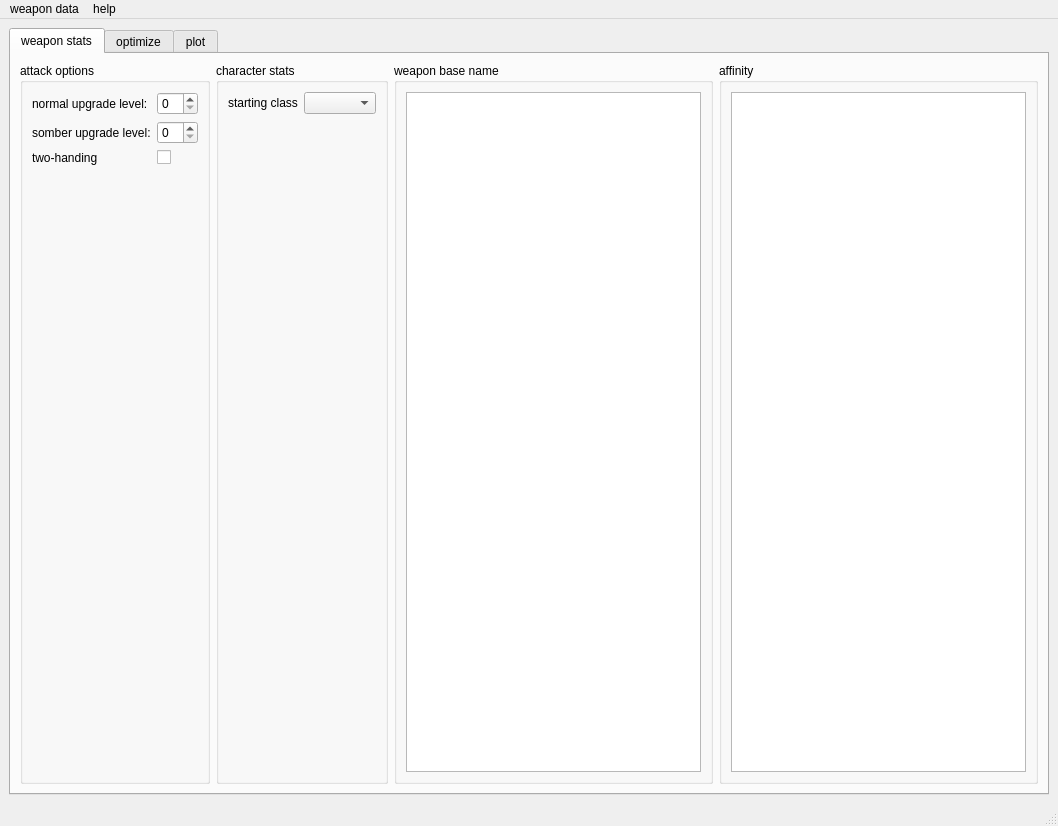
Old version of the form app/main_window.ui in the repository hanslhansl/elden-ring-damage-optimizer.
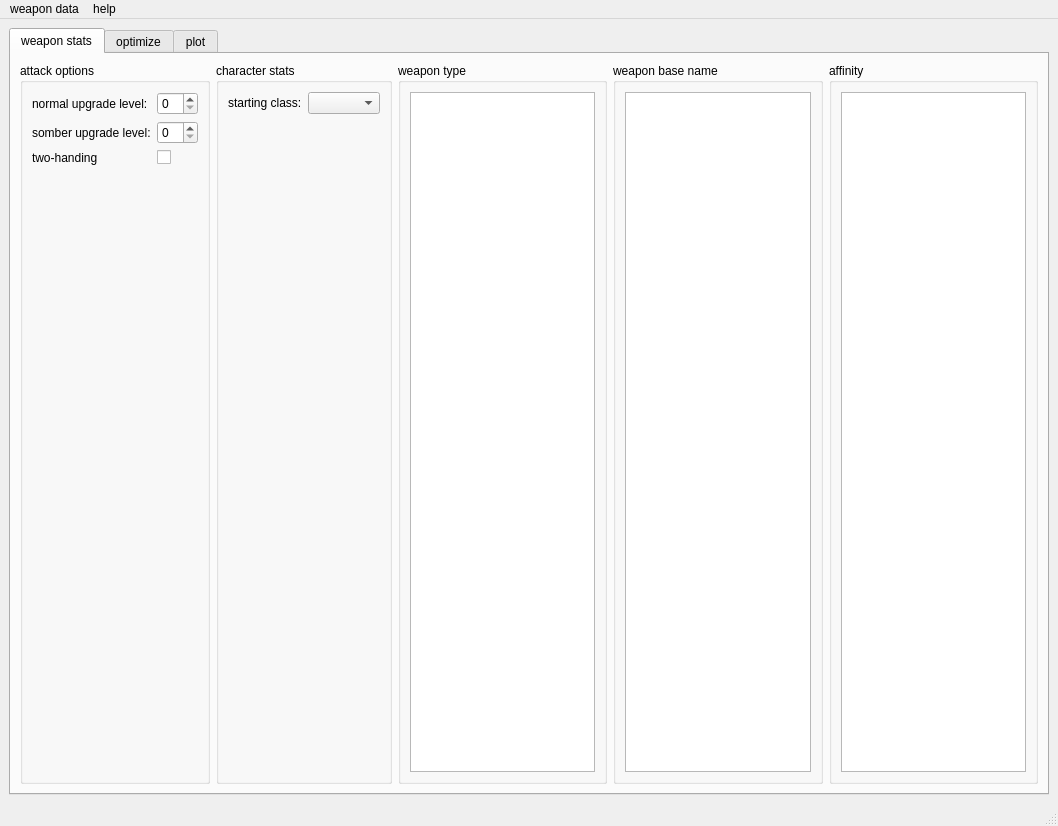
New version of the form.

Commit message: add filtering too weapon table

```diff
--- a/app/main_window.ui
+++ b/app/main_window.ui
@@ -87,7 +87,7 @@
              <item row="0" column="0">
               <widget class="QLabel" name="label_3">
                <property name="text">
-                <string>starting class</string>
+                <string>starting class:</string>
                </property>
               </widget>
              </item>
@@ -97,6 +97,22 @@
             </layout>
            </widget>
           </item>
+          <item>
+           <widget class="QGroupBox" name="groupBox_2">
+            <property name="title">
+             <string>weapon type</string>
+            </property>
+            <layout class="QVBoxLayout" name="verticalLayout_2">
+             <item>
+              <widget class="QListWidget" name="weapon_type_list">
+               <property name="selectionMode">
+                <enum>QAbstractItemView::SelectionMode::MultiSelection</enum>
+               </property>
+              </widget>
+             </item>
+            </layout>
+           </widget>
+          </item>
           <item>
            <widget class="QGroupBox" name="weapon_base_name_box">
             <property name="title">
```
Left out of the diff: 12 changed lines with no effect on the pictures. The commit also changes 5 other files.
